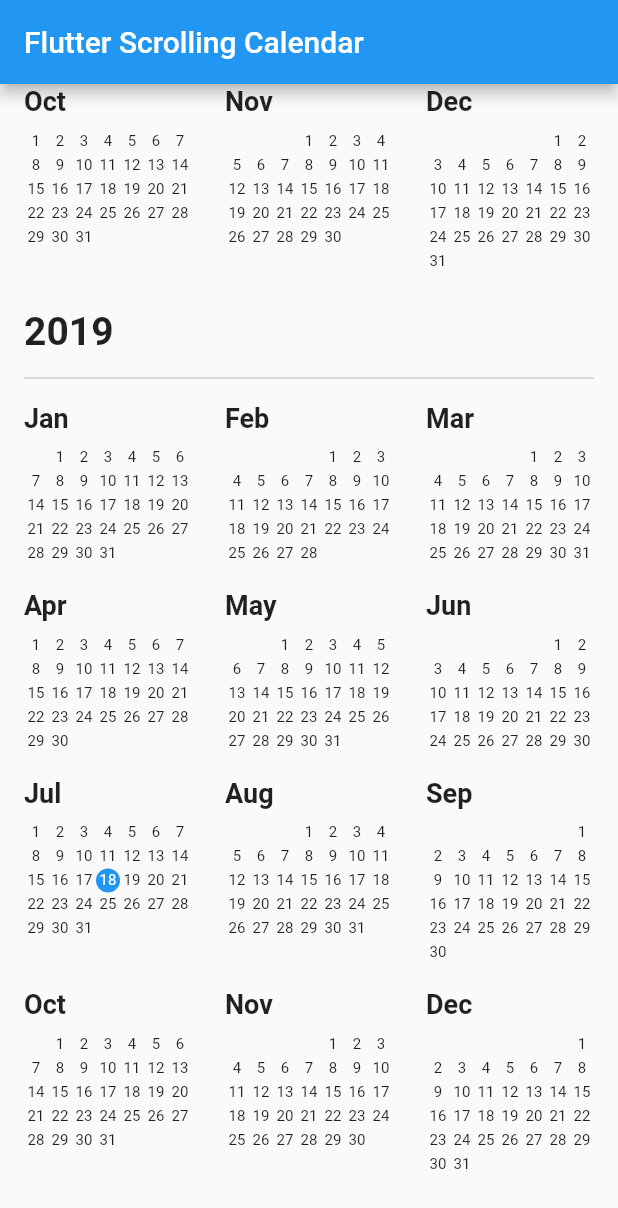
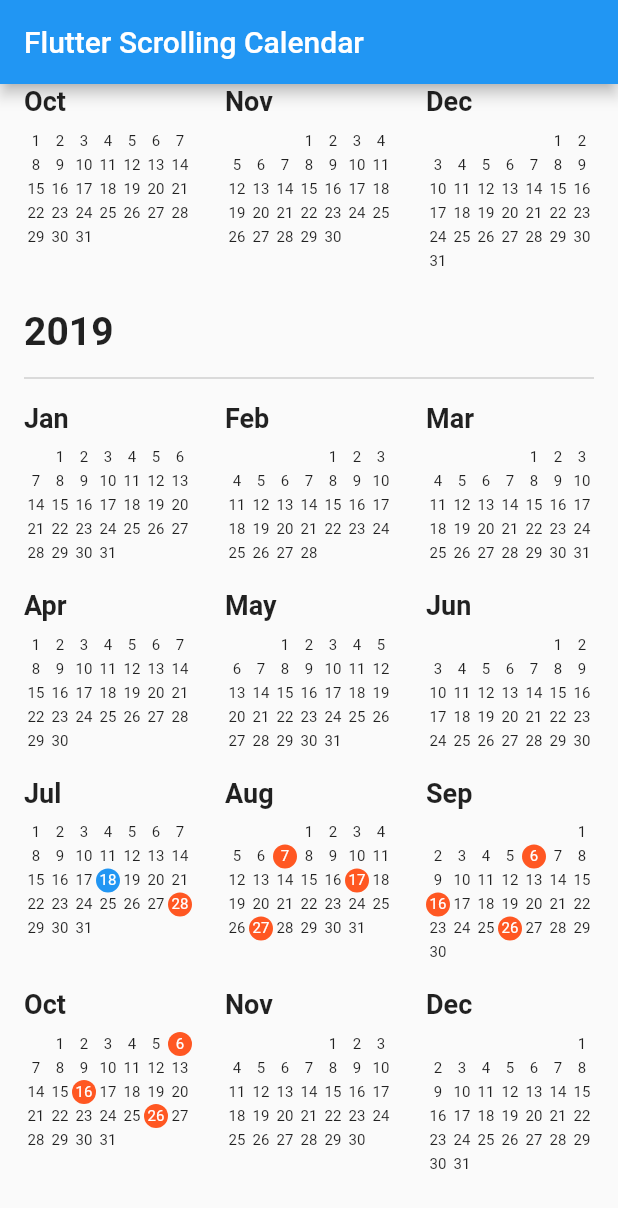
Before and after one commit to Blocship/star_book, a Flutter app: the screen it shows after launch, on a phone screen of 412 x 824 dp. Shown: the top 1208 px of the screen. Run offline on Flutter 3.47's test engine with Material 2 defaults, Android fonts, the phone set to English and light mode, and no system bars.

Commit message:
Add highlighted dates functionality

```diff
--- a/example/lib/main.dart
+++ b/example/lib/main.dart
@@ -19,6 +19,13 @@ class MyHomePage extends StatefulWidget {
 }
 
 class _MyHomePageState extends State<MyHomePage> {
+  List<DateTime> getHighlightedDates() {
+    return List<DateTime>.generate(
+      10,
+      (int index) => DateTime.now().add(Duration(days: 10 * (index + 1))),
+    );
+  }
+
   @override
   Widget build(BuildContext context) {
     return Scaffold(
@@ -30,11 +37,13 @@ class _MyHomePageState extends State<MyHomePage> {
           // Required properties
           context: context,
           initialDate: DateTime.now(),
-          firstDate: DateTime.now().subtract(Duration(days: 5 * 365)),
+          firstDate: DateTime.now().subtract(const Duration(days: 5 * 365)),
           lastDate: DateTime.now(),
+          currentDateColor: Colors.blue,
 
           // Optional properties
-          currentDateColor: Colors.blue,
+          highlightedDates: getHighlightedDates(),
+          highlightedDateColor: Colors.deepOrange,
           monthNames: const <String>[
             'Jan',
             'Feb',
--- a/lib/day_number.dart
+++ b/lib/day_number.dart
@@ -4,13 +4,11 @@ import 'package:scrolling_years_calendar/utils/screen_sizes.dart';
 class DayNumber extends StatelessWidget {
   const DayNumber({
     @required this.day,
-    this.isCurrentDate,
-    this.currentDateColor = Colors.blue,
+    this.color,
   });
 
   final int day;
-  final bool isCurrentDate;
-  final Color currentDateColor;
+  final Color color;
 
   @override
   Widget build(BuildContext context) {
@@ -20,9 +18,9 @@ class DayNumber extends StatelessWidget {
       width: size,
       height: size,
       alignment: Alignment.center,
-      decoration: isCurrentDate
+      decoration: color != null
           ? BoxDecoration(
-              color: currentDateColor,
+              color: color,
               borderRadius: BorderRadius.circular(size / 2),
             )
           : null,
@@ -30,7 +28,7 @@ class DayNumber extends StatelessWidget {
         day < 1 ? '' : day.toString(),
         textAlign: TextAlign.center,
         style: TextStyle(
-          color: isCurrentDate ? Colors.white : Colors.black87,
+          color: color != null ? Colors.white : Colors.black87,
           fontSize: screenSize(context) == ScreenSizes.small ? 8.0 : 10.0,
           fontWeight: FontWeight.normal,
         ),
--- a/lib/month_view.dart
+++ b/lib/month_view.dart
@@ -1,5 +1,5 @@
 import 'package:flutter/material.dart';
-import 'package:scrolling_years_calendar/utils/dates.dart' as dates;
+import 'package:scrolling_years_calendar/utils/dates.dart';
 import 'package:scrolling_years_calendar/utils/screen_sizes.dart';
 import 'package:scrolling_years_calendar/month_title.dart';
 import 'package:scrolling_years_calendar/day_number.dart';
@@ -10,7 +10,9 @@ class MonthView extends StatelessWidget {
     @required this.year,
     @required this.month,
     @required this.padding,
-    this.currentDateColor,
+    @required this.currentDateColor,
+    this.highlightedDates,
+    this.highlightedDateColor,
     this.monthNames,
     this.onMonthTap,
   });
@@ -20,24 +22,39 @@ class MonthView extends StatelessWidget {
   final int month;
   final double padding;
   final Color currentDateColor;
+  final List<DateTime> highlightedDates;
+  final Color highlightedDateColor;
   final List<String> monthNames;
   final Function onMonthTap;
+
+  Color getDayNumberColor(DateTime date) {
+    Color color;
+    if (isCurrentDate(date)) {
+      color = currentDateColor;
+    } else if (highlightedDates != null &&
+        isHighlightedDate(date, highlightedDates)) {
+      color = highlightedDateColor;
+    }
+    return color;
+  }
 
   Widget buildMonthDays(BuildContext context) {
     final List<Row> dayRows = <Row>[];
     final List<DayNumber> dayRowChildren = <DayNumber>[];
 
-    final int daysInMonth = dates.getDaysInMonth(year, month);
+    final int daysInMonth = getDaysInMonth(year, month);
     final int firstWeekdayOfMonth = DateTime(year, month, 1).weekday;
 
     for (int day = 2 - firstWeekdayOfMonth; day <= daysInMonth; day++) {
-      final bool isCurrentDate =
-          dates.isCurrentDate(DateTime(year, month, day));
+      Color color;
+      if (day > 0) {
+        color = getDayNumberColor(DateTime(year, month, day));
+      }
+
       dayRowChildren.add(
         DayNumber(
           day: day,
-          isCurrentDate: isCurrentDate,
-          currentDateColor: currentDateColor,
+          color: color,
         ),
       );
 
--- a/lib/scrolling_years_calendar.dart
+++ b/lib/scrolling_years_calendar.dart
@@ -10,7 +10,9 @@ class ScrollingYearsCalendar extends StatefulWidget {
     @required this.initialDate,
     @required this.firstDate,
     @required this.lastDate,
-    this.currentDateColor,
+    @required this.currentDateColor,
+    this.highlightedDates,
+    this.highlightedDateColor,
     this.monthNames,
     this.onMonthTap,
   })  : assert(context != null),
@@ -23,6 +25,9 @@ class ScrollingYearsCalendar extends StatefulWidget {
             'initialDate must be on or before lastDate'),
         assert(!firstDate.isAfter(lastDate),
             'lastDate must be on or after firstDate'),
+        assert(currentDateColor != null),
+        assert(highlightedDates == null || highlightedDateColor != null,
+            'highlightedDateColor is required if highlightedDates is not null'),
         assert(
             monthNames == null || monthNames.length == DateTime.monthsPerYear);
 
@@ -31,6 +36,8 @@ class ScrollingYearsCalendar extends StatefulWidget {
   final DateTime firstDate;
   final DateTime lastDate;
   final Color currentDateColor;
+  final List<DateTime> highlightedDates;
+  final Color highlightedDateColor;
   final List<String> monthNames;
   final Function onMonthTap;
 
@@ -45,6 +52,8 @@ class _ScrollingYearsCalendarState extends State<ScrollingYearsCalendar> {
       context: context,
       year: year,
       currentDateColor: widget.currentDateColor,
+      highlightedDates: widget.highlightedDates,
+      highlightedDateColor: widget.highlightedDateColor,
       monthNames: widget.monthNames,
       onMonthTap: widget.onMonthTap,
     );
--- a/lib/utils/dates.dart
+++ b/lib/utils/dates.dart
@@ -2,6 +2,13 @@
 bool isCurrentDate(DateTime date) {
   final DateTime now = DateTime.now();
   return date.isAtSameMomentAs(DateTime(now.year, now.month, now.day));
+}
+
+/// Checks if the given date is a highlighted date.
+bool isHighlightedDate(DateTime date, List<DateTime> highlightedDates) {
+  return highlightedDates.any((DateTime highlightedDate) =>
+      date.isAtSameMomentAs(DateTime(
+          highlightedDate.year, highlightedDate.month, highlightedDate.day)));
 }
 
 /// Gets the number of days for the given month,
--- a/lib/year_view.dart
+++ b/lib/year_view.dart
@@ -7,7 +7,9 @@ class YearView extends StatelessWidget {
   const YearView({
     @required this.context,
     @required this.year,
-    this.currentDateColor,
+    @required this.currentDateColor,
+    this.highlightedDates,
+    this.highlightedDateColor,
     this.monthNames,
     this.onMonthTap,
   });
@@ -15,6 +17,8 @@ class YearView extends StatelessWidget {
   final BuildContext context;
   final int year;
   final Color currentDateColor;
+  final List<DateTime> highlightedDates;
+  final Color highlightedDateColor;
   final List<String> monthNames;
   final Function onMonthTap;
   double get horizontalMargin => 16.0;
@@ -32,6 +36,8 @@ class YearView extends StatelessWidget {
           month: month,
           padding: monthViewPadding,
           currentDateColor: currentDateColor,
+          highlightedDates: highlightedDates,
+          highlightedDateColor: highlightedDateColor,
           monthNames: monthNames,
           onMonthTap: onMonthTap,
         ),
```
